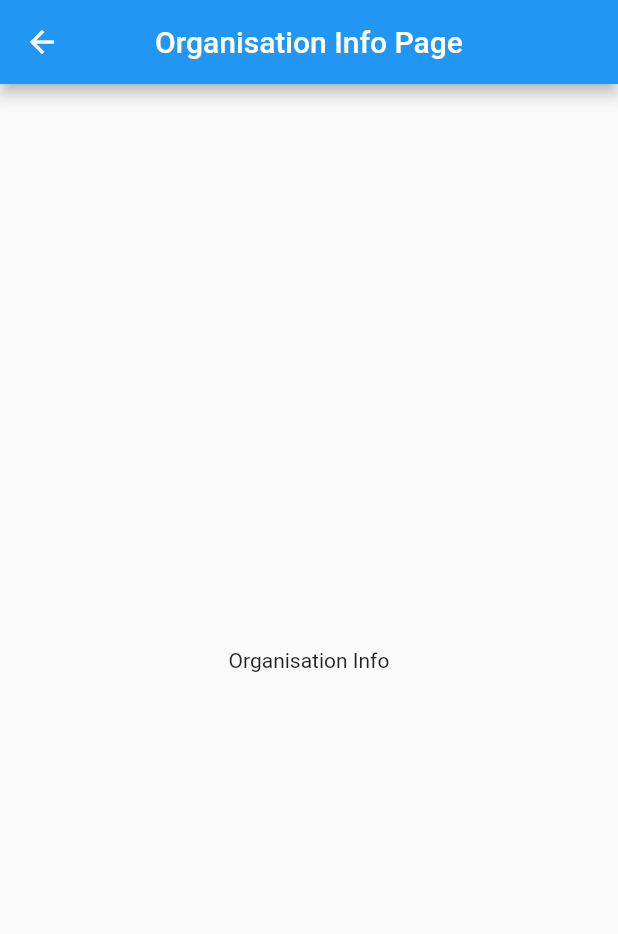
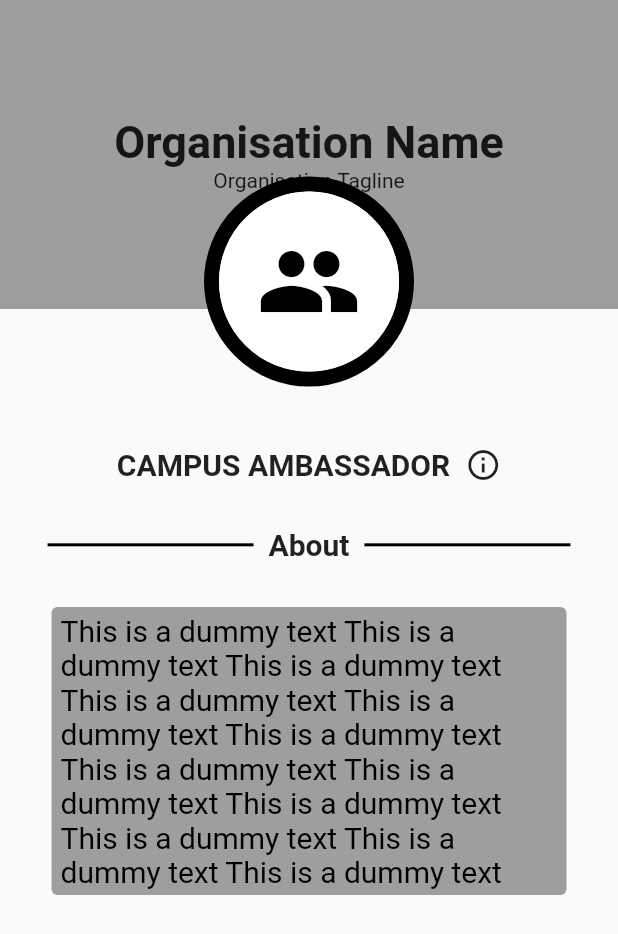
Before and after one commit to ECellNitrr/teesco-app, a Flutter app: the OrganisationInfoScreen screen opened directly, on a phone screen of 412 x 824 dp. Shown: the top 934 px of the screen. Run offline on Flutter 3.47's test engine with Material 2 defaults, Android fonts, the phone set to English and light mode, and no system bars; our stand-ins replace bloc, data_connection_checker, equatable, flutter_bloc, get_it, image_picker and 2 more; accounts and stored records are empty.

Commit message:
Org Info UI done

```diff
--- a/lib/main.dart
+++ b/lib/main.dart
@@ -1,6 +1,7 @@
 import 'package:flutter/material.dart';
 import 'package:flutter_bloc/flutter_bloc.dart';
 import 'package:teesco/core/util/log_wrapper.dart';
+import 'package:teesco/screens/home/home.dart';
 import 'package:teesco/screens/login/login.dart';
 import 'package:teesco/screens/login/login_repository.dart';
 import 'injection_container.dart';
@@ -25,7 +26,7 @@ class MyApp extends StatelessWidget {
       title: "Teesco",
       home: BlocProvider(
         create: (context) => LoginBloc(APILoginRepository()),
-        child: LoginScreen(),
+        child: Home(),
       ),
     );
   }
--- a/lib/screens/org_info/org_info.dart
+++ b/lib/screens/org_info/org_info.dart
@@ -1,19 +1,83 @@
 import 'package:flutter/material.dart';
+import 'package:teesco/screens/org_info/widgets/about_block.dart';
+import 'package:teesco/screens/org_info/widgets/profile_image.dart';
+import 'package:teesco/screens/org_info/widgets/profile_wall.dart';
 
 class OrganisationInfoScreen extends StatelessWidget {
+  String _orgName = "Organisation Name";
+  String _tagLine = "Organisation Tagline";
+  String _aboutOrg =
+      "This is a dummy text This is a dummy text This is a dummy text This is a dummy text This is a dummy text This is a dummy text This is a dummy text This is a dummy text This is a dummy text This is a dummy text This is a dummy text This is a dummy text ";
+  String image;
   @override
   Widget build(BuildContext context) {
+    Size screenSize = MediaQuery.of(context).size;
     return Scaffold(
-      appBar: AppBar(
-        title: Text("Organisation Info Page"),
-        centerTitle: true,
-      ),
-      body: Center(
-        child: Text(
-          "Organisation Info",
-          textAlign: TextAlign.center,
-        ),
-      ),
+      body: _buildBody(screenSize),
+    );
+  }
+
+  Widget _buildBody(Size screenSize) {
+    return Stack(
+      children: <Widget>[
+        profileWall(screenSize, _orgName, _tagLine),
+        SafeArea(
+          child: SingleChildScrollView(
+              child: Column(
+            children: <Widget>[
+              SizedBox(height: screenSize.height / 7),
+              buildProfileImage(image),
+              SizedBox(height: 40),
+              Column(
+                mainAxisAlignment: MainAxisAlignment.center,
+                crossAxisAlignment: CrossAxisAlignment.center,
+                children: <Widget>[
+                  Row(
+                    mainAxisAlignment: MainAxisAlignment.center,
+                    crossAxisAlignment: CrossAxisAlignment.center,
+                    children: <Widget>[
+                      Text(
+                        "CAMPUS AMBASSADOR  ",
+                        style: TextStyle(
+                            fontFamily: 'Roboto',
+                            fontSize: 20,
+                            fontWeight: FontWeight.bold),
+                      ),
+                      Icon(Icons.info_outline)
+                    ],
+                  ),
+                  SizedBox(height: 30),
+                  Row(
+                    mainAxisAlignment: MainAxisAlignment.center,
+                    crossAxisAlignment: CrossAxisAlignment.center,
+                    children: <Widget>[
+                      Container(
+                        color: Colors.black,
+                        height: 2,
+                        width: screenSize.width / 3,
+                      ),
+                      Text(
+                        "  About  ",
+                        style: TextStyle(
+                            fontFamily: 'Roboto',
+                            fontSize: 20,
+                            fontWeight: FontWeight.bold),
+                      ),
+                      Container(
+                        color: Colors.black,
+                        height: 2,
+                        width: screenSize.width / 3,
+                      ),
+                    ],
+                  ),
+                ],
+              ),
+              SizedBox(height: 30),
+              buildAboutBlock(_aboutOrg, screenSize)
+            ],
+          )),
+        )
+      ],
     );
   }
 }
--- /dev/null
+++ b/lib/screens/org_info/widgets/about_block.dart
@@ -0,0 +1,21 @@
+import 'package:flutter/material.dart';
+
+Widget buildAboutBlock(String _about, Size screenSize) {
+  return Container(
+    width: screenSize.width / 1.2,
+    padding: EdgeInsets.symmetric(vertical: 4.0, horizontal: 6.0),
+    decoration: BoxDecoration(
+      color: Colors.grey,
+      borderRadius: BorderRadius.circular(4.0),
+    ),
+    child: Text(
+      _about,
+      style: TextStyle(
+        fontFamily: 'Roboto',
+        color: Colors.black,
+        fontSize: 20.0,
+        fontWeight: FontWeight.normal,
+      ),
+    ),
+  );
+}
--- /dev/null
+++ b/lib/screens/org_info/widgets/profile_image.dart
@@ -0,0 +1,33 @@
+import 'package:flutter/material.dart';
+
+Widget buildProfileImage(String url) {
+  return Center(
+    child: Container(
+      width: 140.0,
+      height: 140.0,
+      decoration: BoxDecoration(
+        color: Colors.white,
+        borderRadius: BorderRadius.circular(80.0),
+        border: Border.all(
+          color: Colors.black,
+          width: 10.0,
+        ),
+      ),
+      child: url == null
+          ? CircleAvatar(
+              radius: 75,
+              backgroundColor: Colors.white,
+              child: Icon(
+                Icons.people,
+                size: 70,
+                color: Colors.black,
+              ),
+            )
+          : CircleAvatar(
+              radius: 75,
+              backgroundImage: NetworkImage(url),
+              backgroundColor: Colors.transparent,
+            ),
+    ),
+  );
+}
--- /dev/null
+++ b/lib/screens/org_info/widgets/profile_wall.dart
@@ -0,0 +1,31 @@
+import 'package:flutter/material.dart';
+
+Widget profileWall(Size screenSize, String orgName, String orgTagLine) {
+  return Container(
+    child: Column(
+      children: <Widget>[
+        Container(
+          child: Column(
+            mainAxisAlignment: MainAxisAlignment.center,
+            children: <Widget>[
+              Text(
+                orgName,
+                style: TextStyle(
+                    fontFamily: 'Roboto',
+                    fontSize: 30,
+                    fontWeight: FontWeight.bold),
+              ),
+              Text(orgTagLine,
+                  style: TextStyle(
+                    fontFamily: 'Roboto',
+                  ))
+            ],
+          ),
+          height: screenSize.height / 4,
+          width: screenSize.width,
+          decoration: BoxDecoration(color: Colors.grey),
+        ),
+      ],
+    ),
+  );
+}
```
Also changed, not shown: pubspec.lock.
